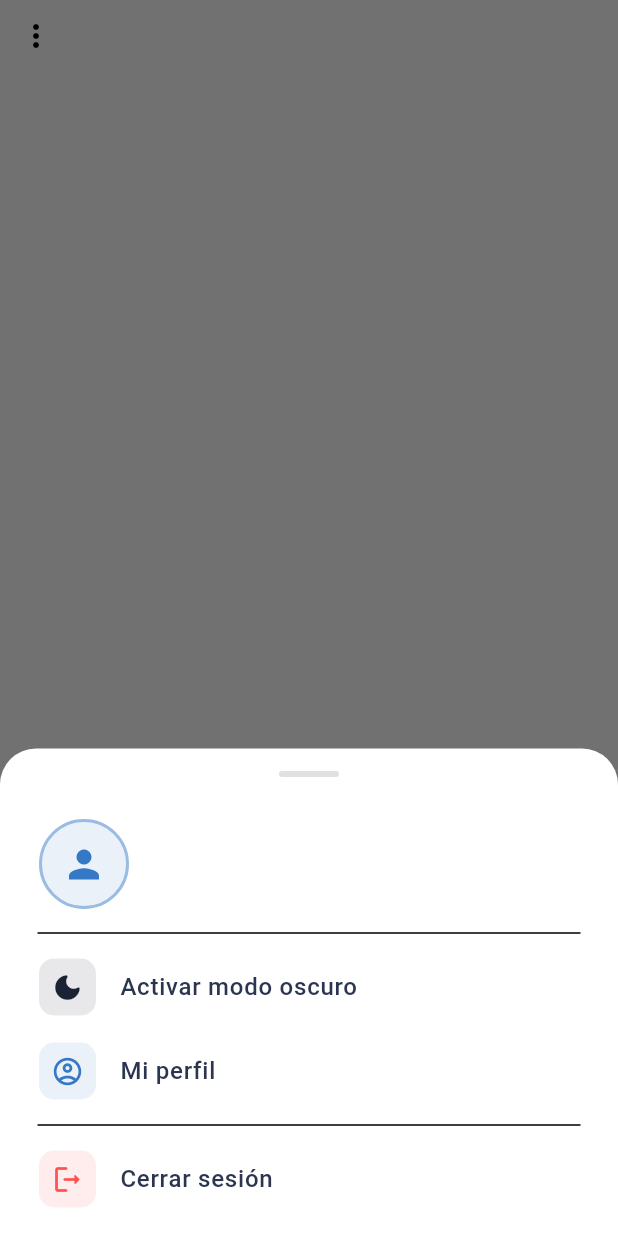
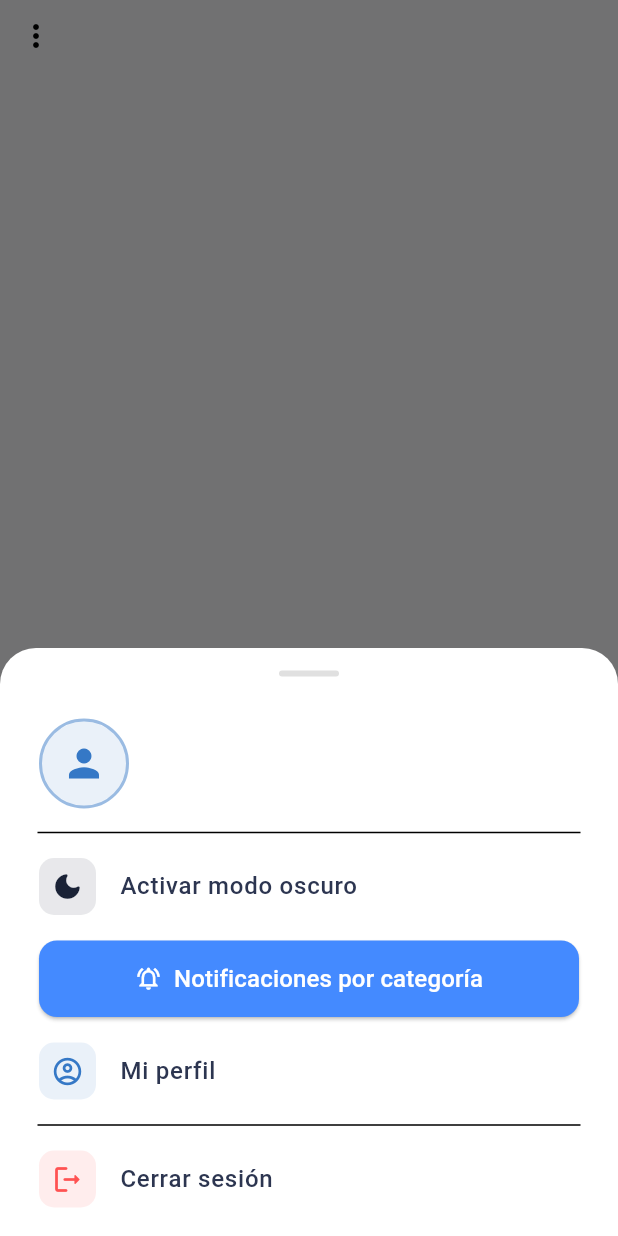
Before and after one commit to Droid636/novaexpress, a Flutter app: the ThemeMenuButton widget shown alone on an empty page, opened directly, after a tap on the "more vert" icon, on a phone screen of 412 x 824 dp. Run offline on Flutter 3.47's test engine with Material 3 defaults, Android fonts, the light colour scheme and no system bars; our stand-ins replace cloud_firestore, dio, firebase_auth, firebase_core, firebase_messaging, firebase_storage and 8 more; missing offline and left inert: firebase_app_check; accounts and stored records are empty; network calls fail.

Commit message:
notificaciones

```diff
--- a/lib/components/theme_menu_button.dart
+++ b/lib/components/theme_menu_button.dart
@@ -5,6 +5,7 @@ import '../helpers/theme_mode_provider.dart';
 import 'package:firebase_auth/firebase_auth.dart';
 import 'package:shared_preferences/shared_preferences.dart';
 import 'package:cloud_firestore/cloud_firestore.dart';
+import '../screens/notification_topics_screen.dart';
 
 class ThemeMenuButton extends ConsumerWidget {
   const ThemeMenuButton({super.key});
@@ -155,6 +156,42 @@ class ThemeMenuButton extends ConsumerWidget {
                     },
                   ),
 
+                  // Opción: Notificaciones por categoría
+                  Padding(
+                    padding: const EdgeInsets.symmetric(
+                      horizontal: 16,
+                      vertical: 8,
+                    ),
+                    child: SizedBox(
+                      width: double.infinity,
+                      child: ElevatedButton.icon(
+                        style: ElevatedButton.styleFrom(
+                          backgroundColor: isDark
+                              ? Colors.blueGrey[800]
+                              : Colors.blueAccent,
+                          foregroundColor: Colors.white,
+                          padding: const EdgeInsets.symmetric(vertical: 14),
+                          shape: RoundedRectangleBorder(
+                            borderRadius: BorderRadius.circular(12),
+                          ),
+                        ),
+                        icon: const Icon(Icons.notifications_active_outlined),
+                        label: const Text(
+                          'Notificaciones por categoría',
+                          style: TextStyle(fontSize: 16),
+                        ),
+                        onPressed: () {
+                          Navigator.pop(context);
+                          Navigator.of(context).push(
+                            MaterialPageRoute(
+                              builder: (_) => const NotificationTopicsScreen(),
+                            ),
+                          );
+                        },
+                      ),
+                    ),
+                  ),
+
                   // Opción: Perfil
                   _buildOption(
                     context,
--- a/pubspec.yaml
+++ b/pubspec.yaml
@@ -34,7 +34,7 @@ dependencies:
   cloud_firestore: ^6.1.1
   firebase_storage: ^13.0.5
   firebase_messaging: ^16.1.0
-  flutter_local_notifications: ^14.0.1
+
 
   # JSON / Models
   freezed_annotation: ^2.4.1
```
Also changed, not shown: lib/main.dart (+29 -2 lines), lib/screens/notification_topics_screen.dart (added, +90 -0 lines), lib/services/notification_service.dart (added, +56 -0 lines), pubspec.lock, 1 other file.
